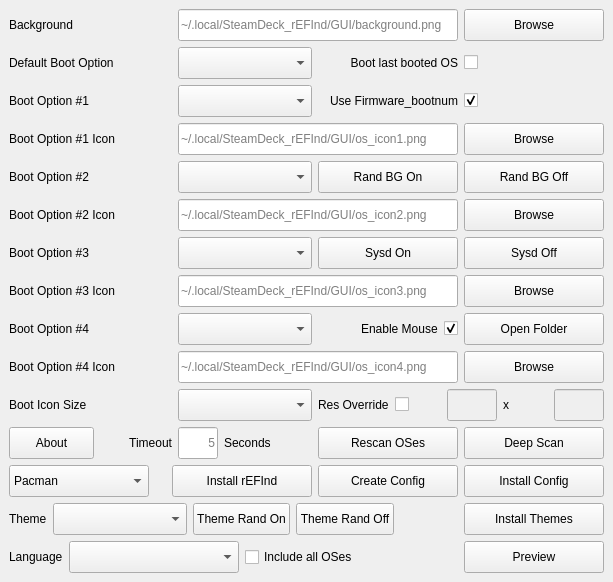
jlobue10/SteamDeck_rEFInd, file GUI/src/mainwindow.ui: the form before one commit.
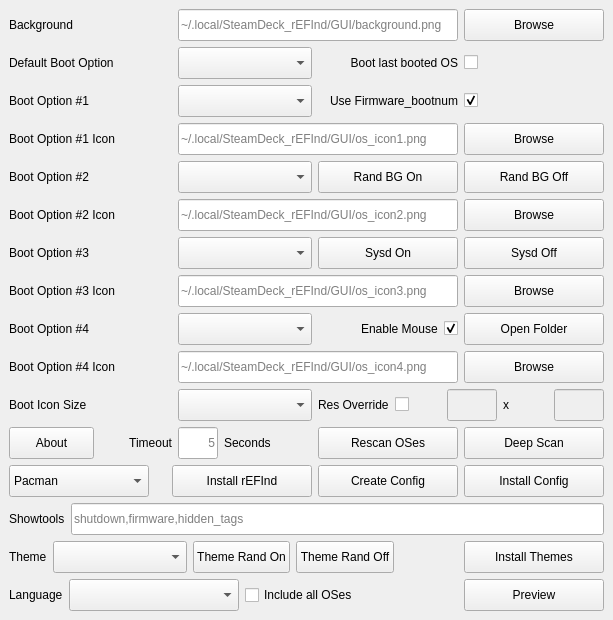
The form after the commit. Icons and pictures are not drawn.

Commit message: Add Showtools row: comma-separated showtools options with validation

```diff
--- a/GUI/src/mainwindow.ui
+++ b/GUI/src/mainwindow.ui
@@ -784,7 +784,7 @@
        </item>
       </layout>
      </item>
-     <item row="14" column="0" colspan="6">
+     <item row="15" column="0" colspan="6">
       <layout class="QHBoxLayout" name="bottomRowLayout">
        <item>
         <widget class="QLabel" name="Language_label">
@@ -856,7 +856,7 @@
        </item>
       </layout>
      </item>
-     <item row="13" column="0" colspan="6">
+     <item row="14" column="0" colspan="6">
       <layout class="QHBoxLayout" name="themeRowLayout">
        <item>
         <widget class="QLabel" name="Theme_label">
@@ -968,6 +968,45 @@
        </item>
       </layout>
      </item>
+     <item row="13" column="0" colspan="6">
+      <layout class="QHBoxLayout" name="showtoolsRowLayout">
+       <item>
+        <widget class="QLabel" name="Showtools_label">
+         <property name="text">
+          <string>Showtools</string>
+         </property>
+         <property name="toolTip">
+          <string>Tools offered on the second row of the rEFInd boot menu (the showtools setting)</string>
+         </property>
+        </widget>
+       </item>
+       <item>
+        <widget class="QLineEdit" name="Showtools_lineEdit">
+         <property name="minimumSize">
+          <size>
+           <width>170</width>
+           <height>32</height>
+          </size>
+         </property>
+         <property name="maximumSize">
+          <size>
+           <width>16777215</width>
+           <height>32</height>
+          </size>
+         </property>
+         <property name="toolTip">
+          <string>Comma-separated list of tools to offer on the second row of the rEFInd boot menu. Leave blank to show no tools. Valid entries: shell, memtest, gdisk, gptsync, install, bootorder, apple_recovery, csr_rotate, mok_tool, fwupdate, netboot, about, hidden_tags, exit, shutdown, reboot, firmware</string>
+         </property>
+         <property name="placeholderText">
+          <string notr="true">shutdown,firmware,hidden_tags</string>
+         </property>
+         <property name="clearButtonEnabled">
+          <bool>true</bool>
+         </property>
+        </widget>
+       </item>
+      </layout>
+     </item>
      <item row="12" column="0" colspan="6">
       <layout class="QHBoxLayout" name="horizontalLayout_2">
        <item>
```
The commit also changes 23 other files.
